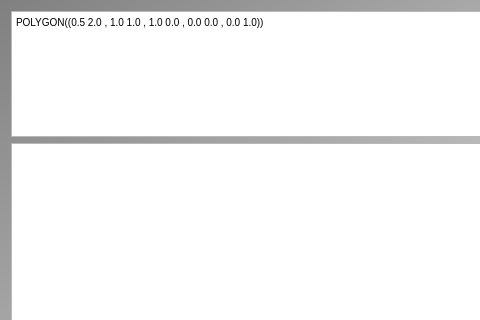
This is Tools/ToolTriangleMeshCreator/qttrianglemeshcreatormaindialog.ui in richelbilderbeek/ProjectRichelBilderbeek as Qt 5 draws it before an edit; both pictures show x 0 to 480 and y 0 to 320 of the 753 by 561 pixel window. The edited form follows.
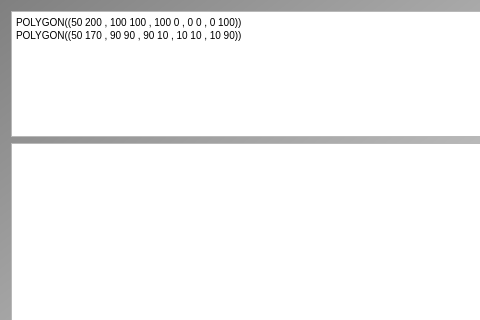
This is the edited form. Icons and pictures are not drawn. Custom widgets are drawn as their Qt base class.

The edit to the form file:
```diff
--- a/Tools/ToolTriangleMeshCreator/qttrianglemeshcreatormaindialog.ui
+++ b/Tools/ToolTriangleMeshCreator/qttrianglemeshcreatormaindialog.ui
@@ -60,7 +60,9 @@
       </sizepolicy>
      </property>
      <property name="plainText">
-      <string>POLYGON((0.5 2.0 , 1.0 1.0 , 1.0 0.0 , 0.0 0.0 , 0.0 1.0))</string>
+      <string>POLYGON((50 200 , 100 100 , 100 0 , 0 0 , 0 100))
+POLYGON((50 170 , 90 90 , 90 10 , 10 10 , 10 90))
+</string>
      </property>
     </widget>
    </item>
```
